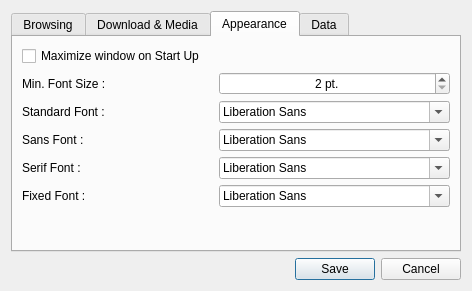
Old version of the form files/settings_dialog.ui in the repository ksharindam/quartz-browser-qt5.
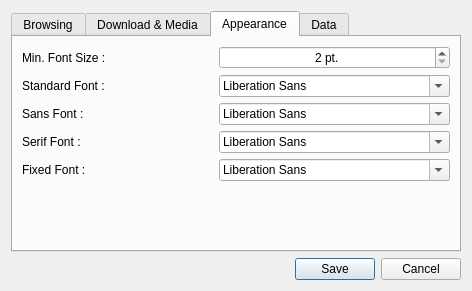
New version of the form. The open tabs and pages were chosen to show the change.

Commit message: removed : mazimize of startup option in settings dialog.

The edit to the form file:
```diff
--- a/files/settings_dialog.ui
+++ b/files/settings_dialog.ui
@@ -139,21 +139,21 @@
        <string>Appearance</string>
       </attribute>
       <layout class="QGridLayout" name="gridLayout">
-       <item row="2" column="0">
+       <item row="1" column="0">
         <widget class="QLabel" name="label_standard">
          <property name="text">
           <string>Standard Font :</string>
          </property>
         </widget>
        </item>
-       <item row="4" column="0">
+       <item row="3" column="0">
         <widget class="QLabel" name="label_serif">
          <property name="text">
           <string>Serif Font :</string>
          </property>
         </widget>
        </item>
-       <item row="1" column="1">
+       <item row="0" column="1">
         <widget class="QSpinBox" name="spinFontSize">
          <property name="alignment">
           <set>Qt::AlignCenter</set>
@@ -169,63 +169,56 @@
          </property>
         </widget>
        </item>
-       <item row="5" column="1">
+       <item row="4" column="1">
         <widget class="QFontComboBox" name="fixedfontCombo">
          <property name="maxVisibleItems">
           <number>20</number>
          </property>
         </widget>
        </item>
-       <item row="3" column="1">
+       <item row="2" column="1">
         <widget class="QFontComboBox" name="sansfontCombo">
          <property name="maxVisibleItems">
           <number>20</number>
          </property>
         </widget>
        </item>
-       <item row="0" column="0">
-        <widget class="QCheckBox" name="checkMaximize">
-         <property name="text">
-          <string>Maximize window on Start Up</string>
-         </property>
-        </widget>
-       </item>
-       <item row="4" column="1">
+       <item row="3" column="1">
         <widget class="QFontComboBox" name="seriffontCombo">
          <property name="maxVisibleItems">
           <number>20</number>
          </property>
         </widget>
        </item>
-       <item row="1" column="0">
+       <item row="0" column="0">
         <widget class="QLabel" name="label">
          <property name="text">
           <string>Min. Font Size :</string>
          </property>
         </widget>
        </item>
-       <item row="2" column="1">
+       <item row="1" column="1">
         <widget class="QFontComboBox" name="standardfontCombo">
          <property name="maxVisibleItems">
           <number>20</number>
          </property>
         </widget>
        </item>
-       <item row="5" column="0">
+       <item row="4" column="0">
         <widget class="QLabel" name="label_fixed">
          <property name="text">
           <string>Fixed Font :</string>
          </property>
         </widget>
        </item>
-       <item row="3" column="0">
+       <item row="2" column="0">
         <widget class="QLabel" name="label_sans">
          <property name="text">
           <string>Sans Font :</string>
          </property>
         </widget>
        </item>
-       <item row="6" column="0" colspan="2">
+       <item row="5" column="0" colspan="2">
         <spacer name="verticalSpacer_4">
          <property name="orientation">
           <enum>Qt::Vertical</enum>
```
Left out of the diff: 3 changed lines with no effect on the pictures. The commit also changes 3 other files.
